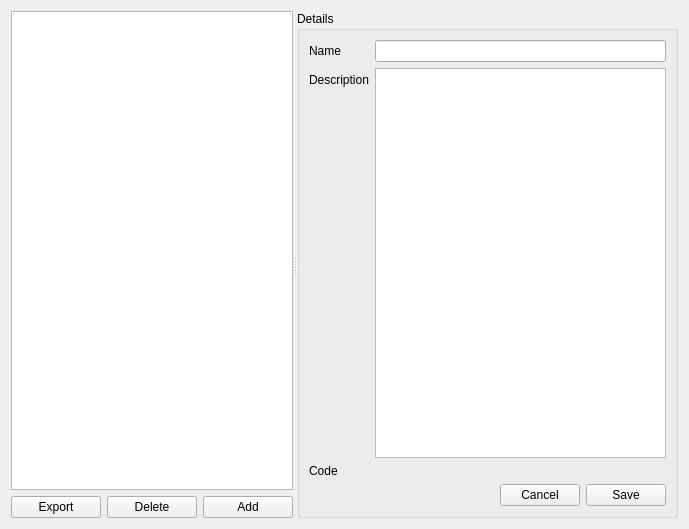
Before: the Qt Designer form qtdesigner/plugins.ui in t123/ReadingTool.Python, drawn with Qt 5.
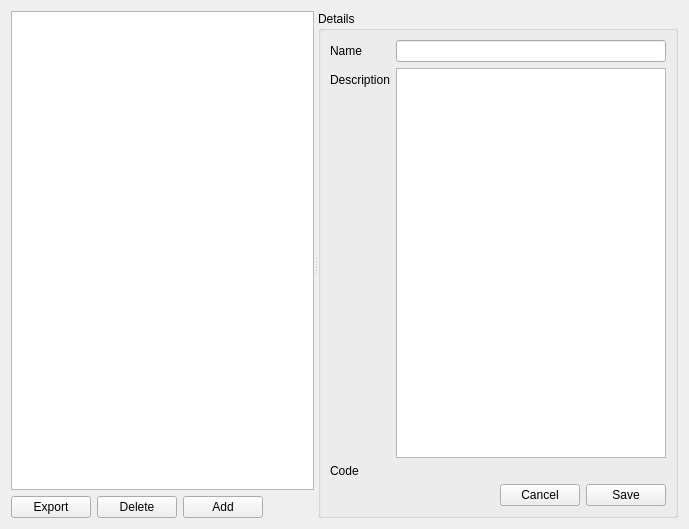
After: the same form once the commit is applied. Custom widgets are drawn as their Qt base class.

```diff
--- a/qtdesigner/plugins.ui
+++ b/qtdesigner/plugins.ui
@@ -13,53 +13,64 @@
   <property name="windowTitle">
    <string>Form</string>
   </property>
-  <layout class="QHBoxLayout" name="horizontalLayout_2">
+  <layout class="QVBoxLayout" name="verticalLayout_3">
    <item>
     <widget class="QSplitter" name="splitter">
-     <property name="minimumSize">
-      <size>
-       <width>250</width>
-       <height>0</height>
-      </size>
-     </property>
      <property name="orientation">
       <enum>Qt::Horizontal</enum>
      </property>
      <property name="childrenCollapsible">
       <bool>false</bool>
      </property>
-     <widget class="QWidget" name="layoutWidget">
-      <layout class="QGridLayout" name="gridLayout">
-       <item row="1" column="0">
+     <widget class="QWidget" name="">
+      <layout class="QVBoxLayout" name="verticalLayout_2">
+       <item>
+        <widget class="QListWidget" name="lvPlugins">
+         <property name="minimumSize">
+          <size>
+           <width>0</width>
+           <height>0</height>
+          </size>
+         </property>
+        </widget>
+       </item>
+       <item>
+        <layout class="QHBoxLayout" name="horizontalLayout_2">
+         <item>
         <widget class="QPushButton" name="pbExport">
          <property name="text">
           <string>Export</string>
          </property>
         </widget>
        </item>
-       <item row="1" column="1">
+         <item>
         <widget class="QPushButton" name="pbDelete">
          <property name="text">
           <string>Delete</string>
          </property>
         </widget>
        </item>
-       <item row="1" column="2">
+         <item>
         <widget class="QPushButton" name="pbAdd">
          <property name="text">
           <string>Add</string>
          </property>
         </widget>
        </item>
-       <item row="0" column="0" colspan="3">
-        <widget class="QListWidget" name="lvPlugins">
-         <property name="minimumSize">
+         <item>
+          <spacer name="horizontalSpacer_2">
+           <property name="orientation">
+            <enum>Qt::Horizontal</enum>
+           </property>
+           <property name="sizeHint" stdset="0">
           <size>
-           <width>0</width>
-           <height>0</height>
-          </size>
-         </property>
-        </widget>
+             <width>40</width>
+             <height>20</height>
+            </size>
+           </property>
+          </spacer>
+         </item>
+        </layout>
        </item>
       </layout>
      </widget>
```
Lines whose indentation alone changed are shown as unchanged.
